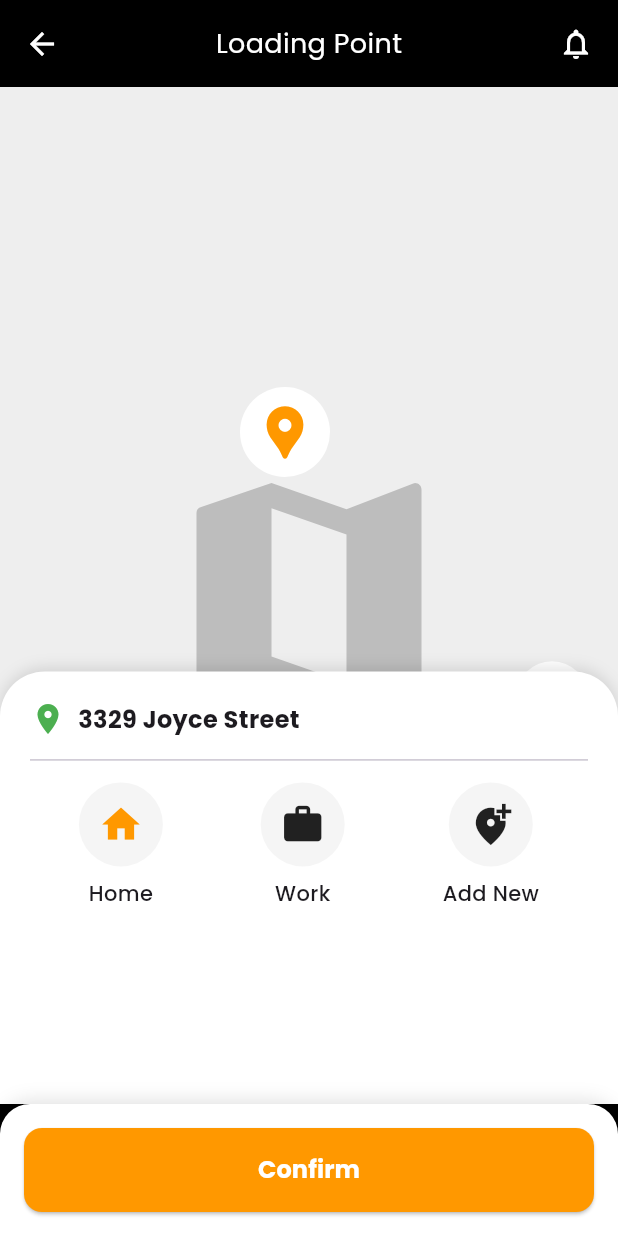
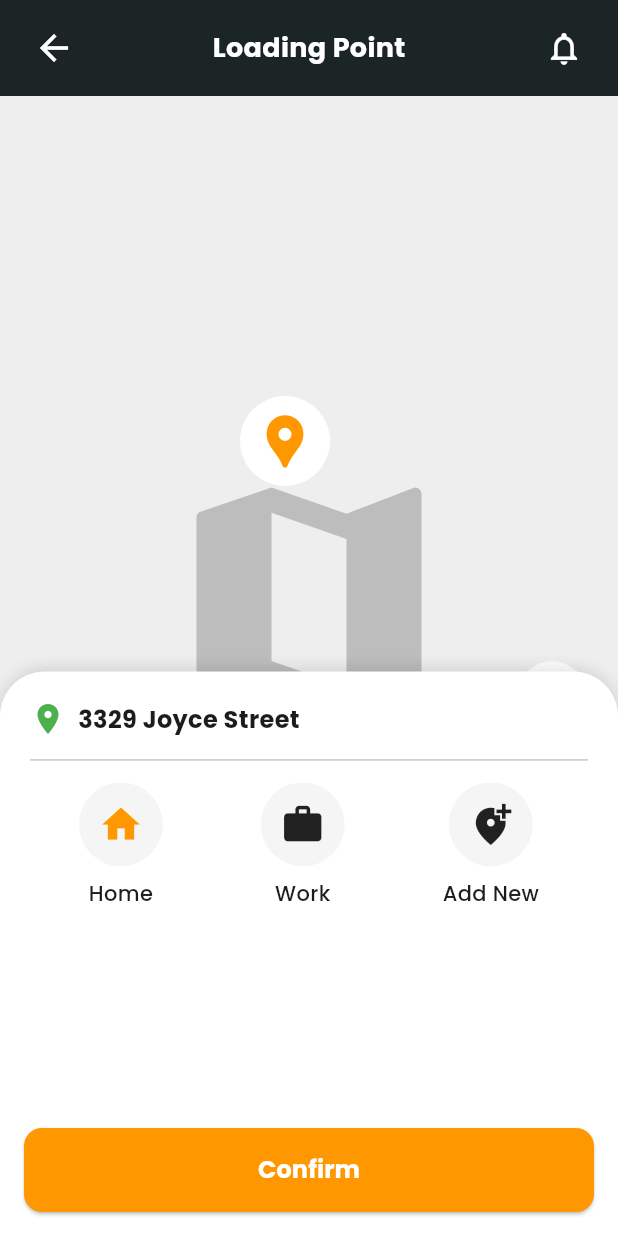
Before and after one commit to 07singh/housify, a Flutter app: the LoadingPointScreen screen opened directly, on a phone screen of 412 x 824 dp. Run offline on Flutter 3.47's test engine with Material 3 defaults, Android fonts, the phone set to English and light mode, and no system bars; our stand-ins replace country_picker, image_picker.

```diff
--- a/lib/screens/vehicle_services_screen.dart
+++ b/lib/screens/vehicle_services_screen.dart
@@ -557,7 +557,6 @@ class _ConfirmLocationScreenState extends State<ConfirmLocationScreen> {
 }
 
 
-
 class LoadingPointScreen extends StatelessWidget {
   const LoadingPointScreen({super.key});
 
@@ -566,28 +565,46 @@ class LoadingPointScreen extends StatelessWidget {
     final size = MediaQuery.of(context).size;
 
     return Scaffold(
-      backgroundColor: Colors.black,
-      body: SafeArea(
-        child: Column(
-          children: [
-            // ✅ Custom AppBar
-            Padding(
-              padding: const EdgeInsets.all(16.0),
+      backgroundColor: const Color(0xFF1C2526),
+      body: Column(
+        children: [
+          // ✅ Custom AppBar (Vehicle Service style)
+          SafeArea(
+            child: Padding(
+              padding: const EdgeInsets.symmetric(horizontal: 12, vertical: 8),
               child: Row(
                 mainAxisAlignment: MainAxisAlignment.spaceBetween,
                 children: [
-                  GestureDetector(
-                    onTap: () => Navigator.pop(context),
-                    child: const Icon(Icons.arrow_back,
-                        color: Colors.white, size: 24),
-                  ),
-                  const Text(
+                  IconButton(
+                    icon:
+                    const Icon(Icons.arrow_back, color: Colors.white, size: 28),
+                    onPressed: () => Navigator.pop(context),
+                  ),
+                  const Expanded(
+                    child: Center(
+                      child: Text(
                         'Loading Point',
-                    style: TextStyle(color: Colors.white, fontSize: 18),
-                  ),
-                  const Icon(Icons.notifications_none,
-                      color: Colors.white, size: 24),
-                ],
+                        style: TextStyle(
+                          color: Colors.white,
+                          fontSize: 18,
+                          fontWeight: FontWeight.bold,
+                        ),
+                      ),
+                    ),
+                  ),
+                  IconButton(
+                    icon: const Icon(Icons.notifications_none,
+                        color: Colors.white, size: 26),
+                    onPressed: () {
+                      Navigator.push(
+                        context,
+                        MaterialPageRoute(
+                            builder: (_) => const NotificationScreen()),
+                      );
+                    },
+                  ),
+                ],
+              ),
             ),
           ),
 
@@ -597,12 +614,11 @@ class LoadingPointScreen extends StatelessWidget {
               width: double.infinity,
               decoration: const BoxDecoration(
                 color: Colors.white,
-                  borderRadius:
-                  BorderRadius.vertical(top: Radius.circular(30)),
+                borderRadius: BorderRadius.vertical(top: Radius.circular(30)),
               ),
               child: Stack(
                 children: [
-                    // --- Map background ---
+                  // --- Map background (static placeholder) ---
                   Container(
                     width: double.infinity,
                     height: double.infinity,
@@ -635,8 +651,7 @@ class LoadingPointScreen extends StatelessWidget {
                     child: CircleAvatar(
                       radius: 24,
                       backgroundColor: Colors.white,
-                        child: const Icon(Icons.gps_fixed,
-                            color: Colors.black87),
+                      child: const Icon(Icons.gps_fixed, color: Colors.black87),
                     ),
                   ),
 
@@ -711,21 +726,12 @@ class LoadingPointScreen extends StatelessWidget {
           ),
         ],
       ),
-      ),
-
-      // ✅ Fixed Bottom Button (Cleaning style)
+
+      // ✅ Fixed Bottom Button (Confirm)
       bottomNavigationBar: Container(
         padding: const EdgeInsets.all(16),
         decoration: const BoxDecoration(
           color: Colors.white,
-          borderRadius: BorderRadius.vertical(top: Radius.circular(20)),
-          boxShadow: [
-            BoxShadow(
-              color: Colors.black12,
-              blurRadius: 10,
-              offset: Offset(0, -2),
-            )
-          ],
         ),
         child: SizedBox(
           height: 56,
@@ -781,9 +787,11 @@ class _QuickLocation extends StatelessWidget {
           child: Icon(icon, color: color, size: 30),
         ),
         const SizedBox(height: 8),
-        Text(label,
+        Text(
+          label,
           style: const TextStyle(
-                fontWeight: FontWeight.w500, fontSize: 14)),
+              fontWeight: FontWeight.w500, fontSize: 14),
+        ),
       ],
     );
   }
--- a/lib/screens/welcome_screen.dart
+++ b/lib/screens/welcome_screen.dart
@@ -1,6 +1,7 @@
 import 'package:flutter/material.dart';
 import 'package:flutter/services.dart';
 import 'package:country_picker/country_picker.dart';
+
 
 class WelcomeScreen extends StatefulWidget {
   const WelcomeScreen({super.key});
```
Also changed, not shown: lib/screens/onboarding_screen.dart (+5 -5 lines), lib/screens/shifthing_detail_screen.dart (+6 -29 lines), services/api_service.dart (added, +15 -0 lines). Lines whose indentation alone changed are shown as unchanged.
